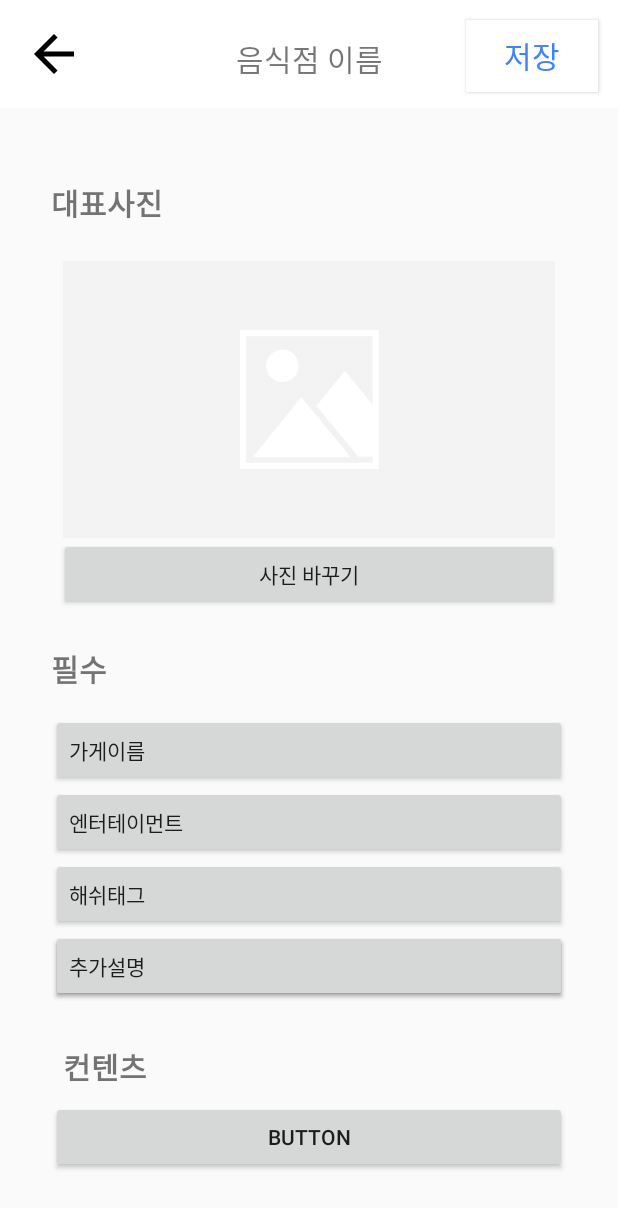
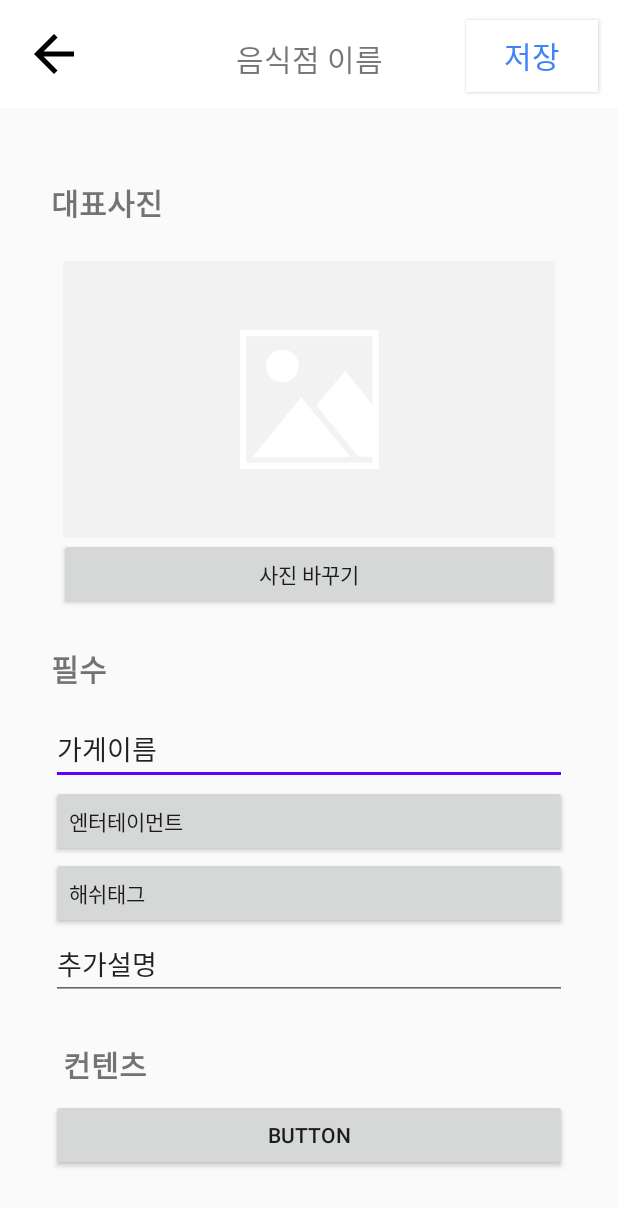
Before and after one commit to BEOKS/We_ple, an Android app: the EditStoreActivity screen opened directly, with no data from a screen before it, on a phone screen of 412 x 824 dp. Shown: the top 1208 px of the screen. Run offline under Robolectric (Android 15) with nearby library versions, the phone set to English and light mode, and no system bars.

Commit message:
revise error

```diff
--- /dev/null
+++ b/app/src/main/java/com/example/beoks/gameis/weple/Activity/CommonActivity/EditArticleView.java
@@ -0,0 +1,10 @@
+package com.example.beoks.gameis.weple.Activity.CommonActivity;
+
+import android.content.Context;
+import android.widget.LinearLayout;
+
+public class EditArticleView extends LinearLayout {
+    public EditArticleView(Context context) {
+        super(context);
+    }
+}
--- a/app/src/main/res/layout/activity_edit_store.xml
+++ b/app/src/main/res/layout/activity_edit_store.xml
@@ -136,7 +136,7 @@
                 app:layout_constraintStart_toStartOf="@+id/guideline"
                 app:layout_constraintTop_toBottomOf="@+id/imageView" />
 
-            <Button
+            <EditText
                 android:id="@+id/editStore_nameButton"
                 android:layout_width="0dp"
                 android:layout_height="wrap_content"
@@ -169,7 +169,7 @@
                 app:layout_constraintStart_toStartOf="@+id/guideline"
                 app:layout_constraintTop_toBottomOf="@+id/editStore_entertainmentButton" />
 
-            <Button
+            <EditText
                 android:gravity="left|center_vertical"
                 android:id="@+id/editStore_descriptionButton"
                 android:layout_width="0dp"
@@ -180,16 +180,6 @@
                 app:layout_constraintStart_toStartOf="@+id/guideline"
                 app:layout_constraintTop_toBottomOf="@+id/editStore_hashButton" />
 
-            <Button
-                android:id="@+id/editStore_descriptionButton3"
-                android:layout_width="0dp"
-                android:layout_height="wrap_content"
-                android:gravity="left|center_vertical"
-                android:text="추가설명"
-                app:layout_constraintEnd_toStartOf="@+id/guideline7"
-                app:layout_constraintHorizontal_bias="0.0"
-                app:layout_constraintStart_toStartOf="@+id/guideline"
-                app:layout_constraintTop_toBottomOf="@+id/editStore_hashButton" />
 
             <Button
                 android:id="@+id/editStore_descriptionButton2"
```
Also changed, not shown: 28 other files.
